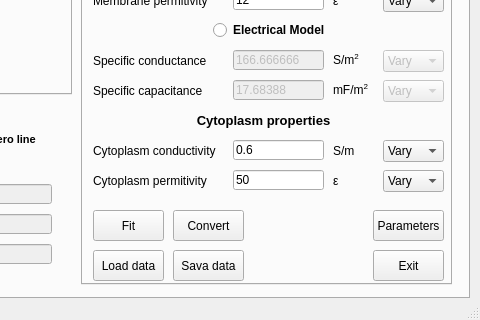
Old version of the form ui/main.ui in the repository IoanTivig/OpenDEP_Compute; both pictures show x 570 to 1050 and y 470 to 790 of the 1050 by 790 pixel window.
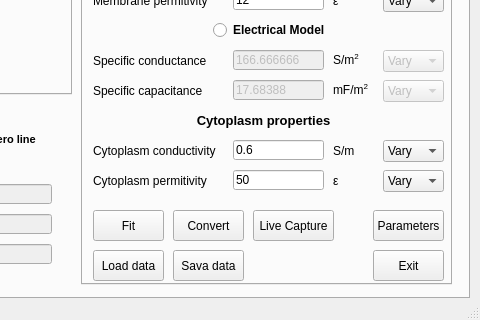
New version of the form. Custom widgets are drawn as their Qt base class.

Commit message: OpenDEP v1.4.0 Added the live image aquisition module. For now it works only with DSRL. Enjoy!

```diff
--- a/ui/main.ui
+++ b/ui/main.ui
@@ -2622,6 +2622,19 @@
          <string>Parameters</string>
         </property>
        </widget>
+       <widget class="QPushButton" name="qtvar_main_sish_liveCaptureButton">
+        <property name="geometry">
+         <rect>
+          <x>170</x>
+          <y>380</y>
+          <width>81</width>
+          <height>31</height>
+         </rect>
+        </property>
+        <property name="text">
+         <string>Live Capture</string>
+        </property>
+       </widget>
       </widget>
      </widget>
      <widget class="QTabWidget" name="GraphTab_2">
```
The commit also changes 420 other files.
